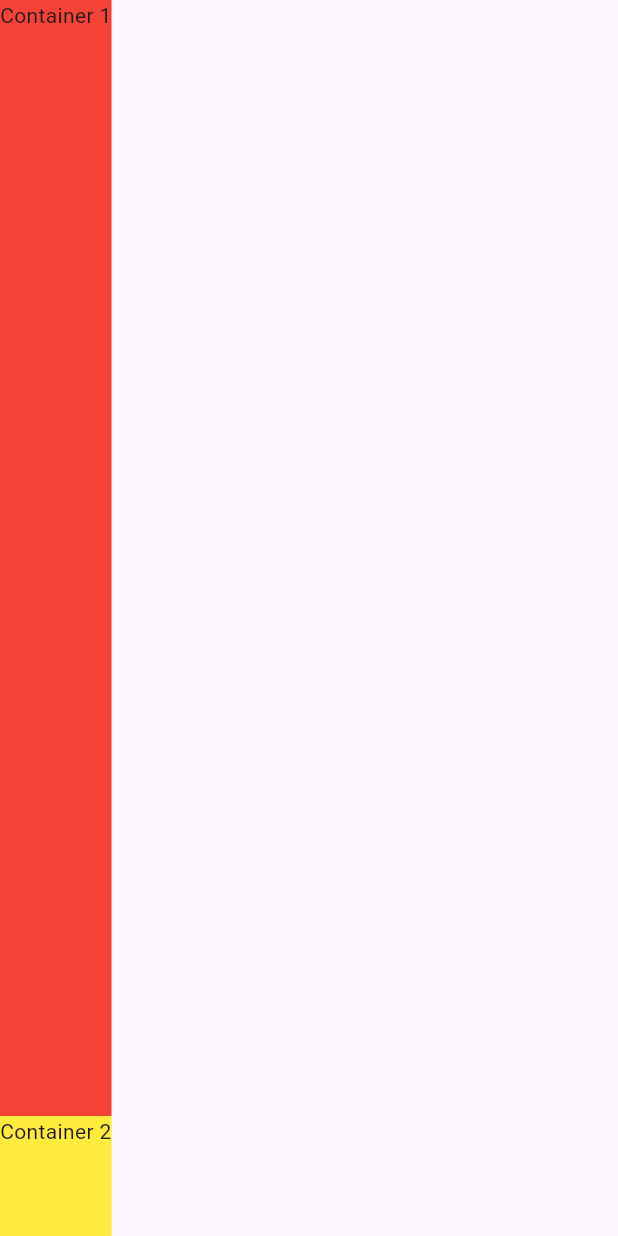
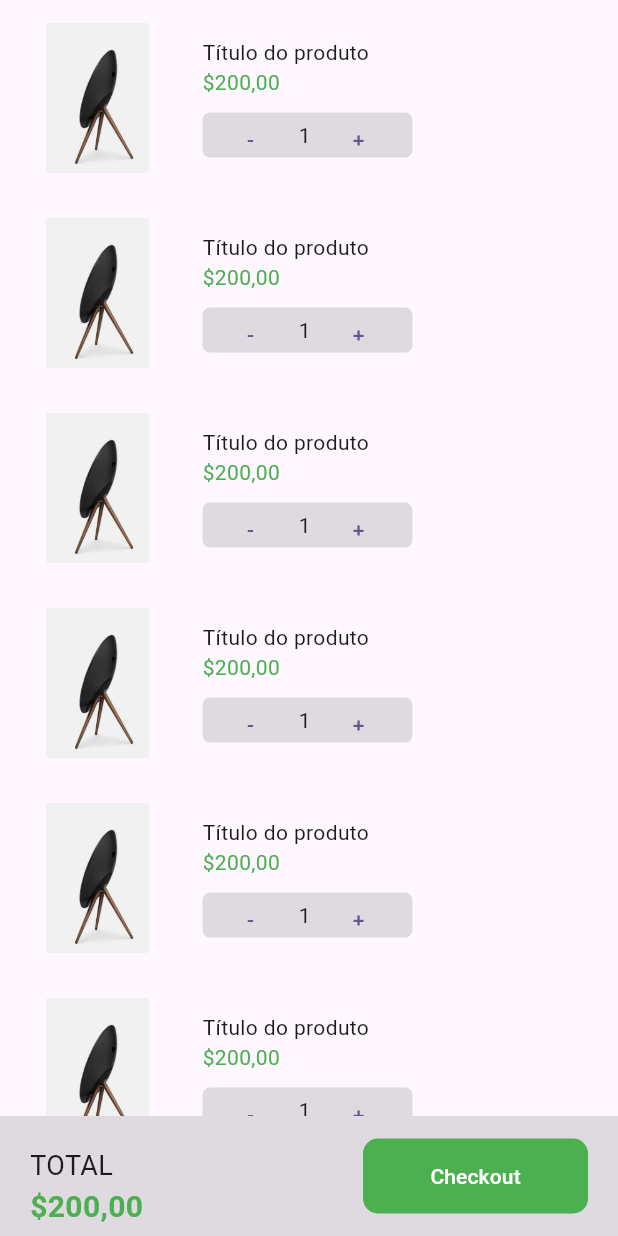
Before and after one commit to Danihmn/App_Flutter_Shopping, a Flutter app: the CartPage screen opened directly, on a phone screen of 412 x 824 dp. Run offline on Flutter 3.47's test engine with Material 3 defaults, Android fonts, the phone set to English and light mode, and no system bars.

Commit message:
Finaliza layouts do App

```diff
--- a/lib/main.dart
+++ b/lib/main.dart
@@ -1,4 +1,4 @@
-import 'package:app_flutter_shopping/pages/cart_page.dart';
+import 'package:app_flutter_shopping/pages/tabs_page.dart';
 import 'package:flutter/material.dart';
 
 void main() {
@@ -16,7 +16,7 @@ class MyApp extends StatelessWidget {
       theme: ThemeData(
         colorScheme: ColorScheme.fromSeed(seedColor: Colors.deepPurple),
       ),
-      home: CartPage(),
+      home: DefaultTabController(length: 3, child: TabsPage()),
     );
   }
 }
--- a/lib/pages/cart_page.dart
+++ b/lib/pages/cart_page.dart
@@ -9,16 +9,98 @@ class CartPage extends StatelessWidget {
       body: Column(
         mainAxisAlignment: MainAxisAlignment.spaceBetween,
         children: [
-          Expanded(
-            child: Container(color: Colors.red, child: Text("Container 1")),
-          ),
+          Expanded(child: Container(child: productList())),
           Container(
             height: 80,
-            color: Colors.yellow,
-            child: Text("Container 2"),
+            color: Colors.black12,
+            child: Row(
+              mainAxisAlignment: MainAxisAlignment.spaceBetween,
+              children: [
+                Padding(
+                  padding: EdgeInsetsGeometry.only(left: 20, top: 20),
+                  child: Column(
+                    crossAxisAlignment: CrossAxisAlignment.start,
+                    children: [
+                      Text("TOTAL", style: TextStyle(fontSize: 18)),
+                      Text(
+                        "\$200,00",
+                        style: TextStyle(
+                          color: Colors.green,
+                          fontSize: 20,
+                          fontWeight: FontWeight.bold,
+                        ),
+                      ),
+                    ],
+                  ),
+                ),
+                Container(
+                  height: 50,
+                  width: 150,
+                  margin: EdgeInsets.only(right: 20),
+                  decoration: BoxDecoration(
+                    color: Colors.green,
+                    borderRadius: BorderRadius.all(Radius.circular(10)),
+                  ),
+                  child: TextButton(
+                    onPressed: () {},
+                    child: Text(
+                      "Checkout",
+                      style: TextStyle(color: Colors.white),
+                    ),
+                  ),
+                ),
+              ],
+            ),
           ),
         ],
       ),
     );
   }
 }
+
+Widget productList() {
+  return ListView(children: [for (var i = 0; i <= 10; i++) productItem()]);
+}
+
+Widget productItem() {
+  return Container(
+    height: 120,
+    margin: EdgeInsets.all(5),
+    child: Row(
+      children: [
+        Container(
+          width: 100,
+          height: 100,
+          margin: EdgeInsets.all(10),
+          child: Image.asset("assets/product-1.png"),
+        ),
+        Padding(
+          padding: EdgeInsetsGeometry.only(top: 20, left: 10),
+          child: Column(
+            crossAxisAlignment: CrossAxisAlignment.start,
+            children: [
+              Text("Título do produto"),
+              Text("\$200,00", style: TextStyle(color: Colors.green)),
+              SizedBox(height: 10),
+              Container(
+                height: 30,
+                width: 140,
+                decoration: BoxDecoration(
+                  color: Colors.black12,
+                  borderRadius: BorderRadius.all(Radius.circular(5)),
+                ),
+                child: Row(
+                  children: [
+                    TextButton(onPressed: () {}, child: Text("-")),
+                    Text("1"),
+                    TextButton(onPressed: () {}, child: Text("+")),
+                  ],
+                ),
+              ),
+            ],
+          ),
+        ),
+      ],
+    ),
+  );
+}
```
Also changed, not shown: lib/pages/login_page.dart (+1 -9 lines), lib/pages/tabs_page.dart (added, +27 -0 lines).
